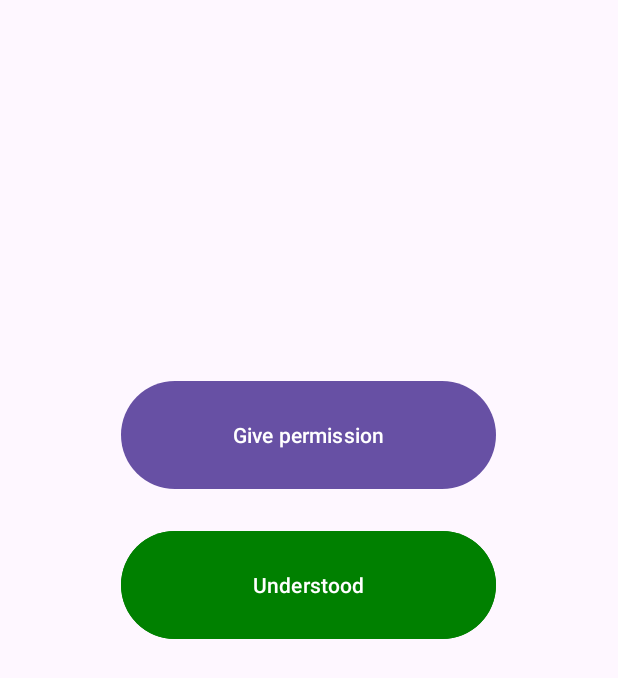
After one commit to Architechs-IITGOA/AutoRefreshForticlient, an Android app: the AskPermissions screen opened directly, with no data from a screen before it, on a phone screen of 412 x 824 dp. The commit adds this screen. Shown: the top 678 px of the screen. Run offline under Robolectric (Android 15) with nearby library versions, the phone set to English and light mode, and no system bars.

Commit message:
Background Autostart ask page made, Can improve UI

```diff
--- a/app/src/main/AndroidManifest.xml
+++ b/app/src/main/AndroidManifest.xml
@@ -21,6 +21,9 @@
         android:supportsRtl="true"
         android:theme="@style/Theme.UpFortFrgrnd"
         tools:targetApi="31">
+        <activity
+            android:name=".AskPermissions"
+            android:exported="false" />
         <activity
             android:name=".LoginActivity"
             android:exported="false" />
--- a/app/src/main/java/com/iitgoapapaharpic/fortinetconnect/SharedPreferences.kt
+++ b/app/src/main/java/com/iitgoapapaharpic/fortinetconnect/SharedPreferences.kt
@@ -14,7 +14,7 @@ import javax.crypto.spec.GCMParameterSpec
 
 class SharedPreferences(private val context: Context) {
     companion object {
-        private const val PREFERENCE_FILE_KEY = "shared_preferences"
+        private const val PREFERENCE_FILE_KEY = "shared_preferencs"
         private const val ENCRYPTION_KEY_NAME = "encryption_key"
         private const val ENCRYPTION_ALGORITHM = KeyProperties.KEY_ALGORITHM_AES
     }
--- /dev/null
+++ b/app/src/main/res/layout/activity_ask_permissions.xml
@@ -0,0 +1,23 @@
+<?xml version="1.0" encoding="utf-8"?>
+<LinearLayout xmlns:android="http://schemas.android.com/apk/res/android"
+android:orientation="vertical"
+android:layout_width="match_parent"
+android:layout_height="match_parent">
+    <Button
+        android:id="@+id/giveAutostartPermission"
+        android:layout_marginTop="250dp"
+        android:layout_gravity="center_horizontal"
+        android:text="Give permission"
+        android:layout_width="250dp"
+        android:layout_height="80dp"/>
+
+    <Button
+        android:id="@+id/understood"
+        android:layout_marginTop="20dp"
+        android:layout_gravity="center_horizontal"
+        android:text="Understood"
+        android:layout_width="250dp"
+        android:layout_height="80dp"
+        android:backgroundTint="@color/green"/>
+
+</LinearLayout>
--- a/app/src/main/res/layout/activity_main.xml
+++ b/app/src/main/res/layout/activity_main.xml
@@ -35,4 +35,6 @@
 
 
 
+
+
 </LinearLayout>
```
Also changed, not shown: app/src/main/java/com/iitgoapapaharpic/fortinetconnect/AskPermissions.kt (added, +81 -0 lines), app/src/main/java/com/iitgoapapaharpic/fortinetconnect/MainActivity.kt (+18 -2 lines).
